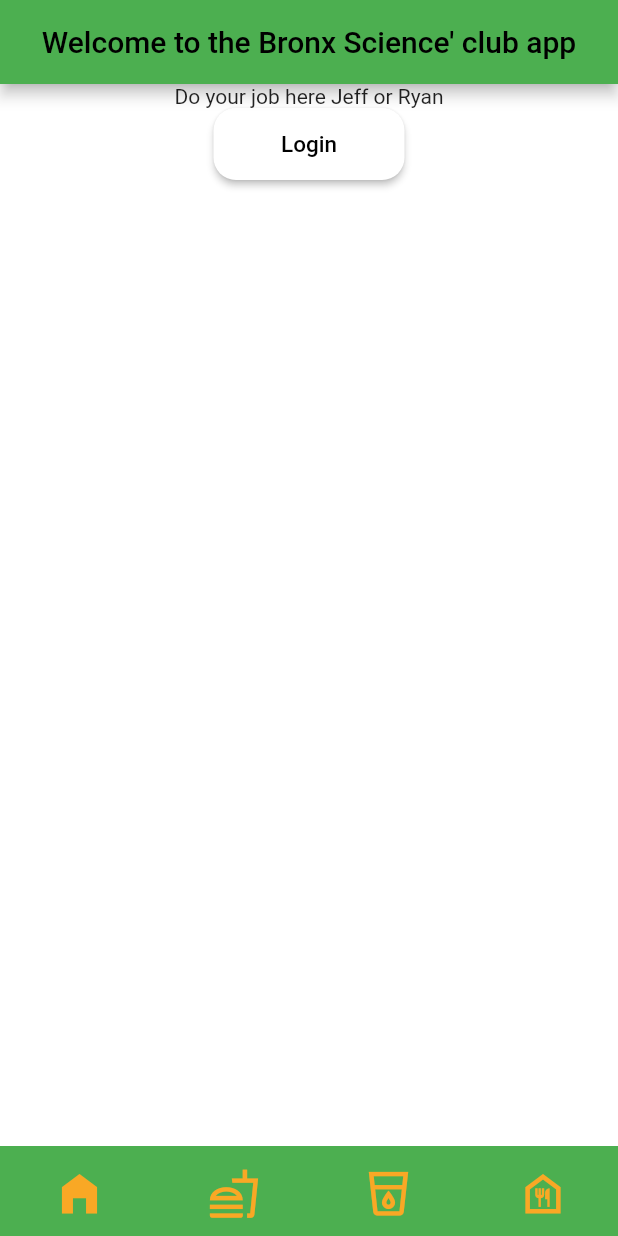
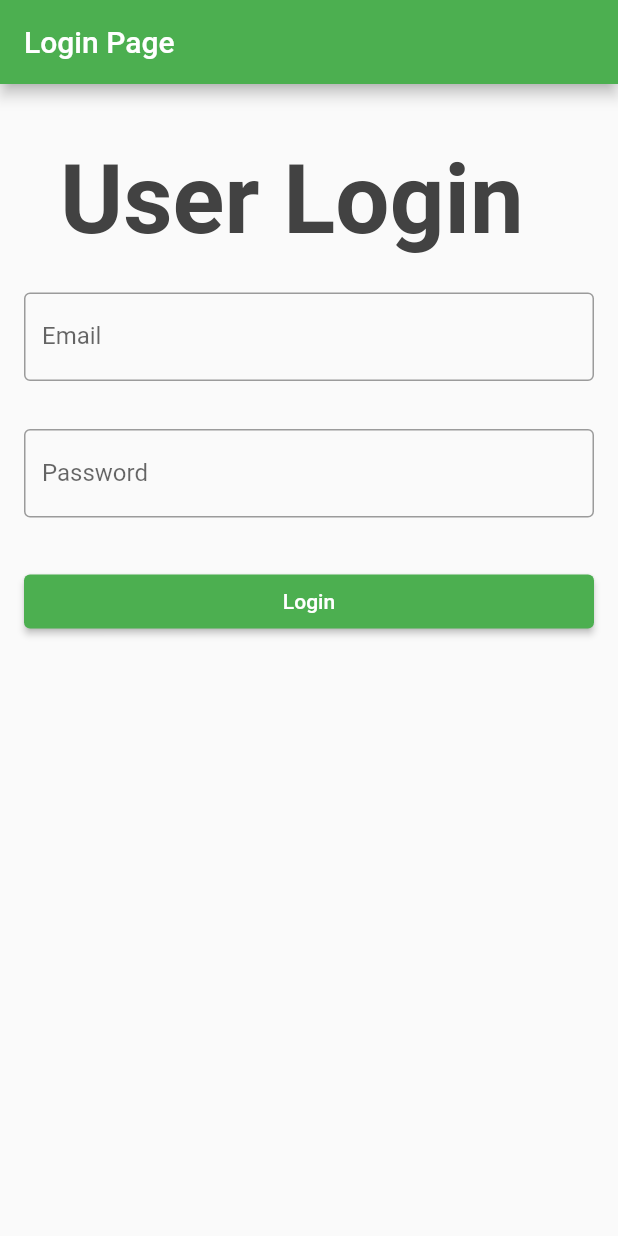
Before and after one commit to aaronkk2049/midyear, a Flutter app: the screen it shows after launch, after a tap on "Login", on a phone screen of 412 x 824 dp. Run offline on Flutter 3.47's test engine with Material 2 defaults, Android fonts, the phone set to English and light mode, and no system bars; our stand-ins replace sqflite; missing offline and left inert: postgres; accounts and stored records are empty.

Commit message:
working login

```diff
--- a/lib/main.dart
+++ b/lib/main.dart
@@ -3,8 +3,7 @@ import 'package:postgres/postgres.dart';
 import 'User.dart';
 import 'Club.dart';
 
-var databaseConnection = PostgreSQLConnection(
-    'localhost', 5432, 'midyear',
+var databaseConnection = PostgreSQLConnection('localhost', 5432, 'midyear',
     queryTimeoutInSeconds: 3600,
     timeoutInSeconds: 3600,
     username: 'postgres',
@@ -16,6 +15,7 @@ initDatabaseConnection() async {
 }
 
 void main() => runApp(const ClubApp());
+
 class ClubApp extends StatelessWidget {
   const ClubApp({super.key});
   @override
@@ -29,27 +29,33 @@ class ClubApp extends StatelessWidget {
           secondary: Colors.yellow,
         ),
       ),
-      home: const MyHomePage(title: 'Welcome to the Bronx Science\' club app'),
+      // home: const MyHomePage(title: 'Welcome to the Bronx Science\' club app'),
+      home: LoginPage(),
     );
   }
 }
 
 class MyHomePage extends StatefulWidget {
-  const MyHomePage({super.key, required this.title});
+  const MyHomePage({super.key, required this.title, required this.user});
   final String title;
+  final User user;
 
   @override
   State<MyHomePage> createState() => _MyHomePageState();
 }
 
 class _MyHomePageState extends State<MyHomePage> {
+  _MyHomePageState() {
+    index = 0;
+    screens = [
+      () => const HomePage(),
+      () => StatusPage(currentUser: widget.user),
+      () => const SearchPage(),
+      () => InformationPage(currentUser: widget.user),
+    ];
+  }
   int index = 0;
-  List screens = [
-    const HomePage(),
-    const StatusPage(),
-    const SearchPage(),
-    const InformationPage(),
-  ];
+  List screens = [];
 
   @override
   Widget build(BuildContext context) {
@@ -64,8 +70,7 @@ class _MyHomePageState extends State<MyHomePage> {
         centerTitle: true,
         toolbarOpacity: 0.9,
       ),
-      body: screens[index],
-
+      body: screens[index](),
       bottomNavigationBar: buildMyNavigationBar(context),
     );
   }
@@ -179,8 +184,8 @@ class HomePage extends StatelessWidget {
                     username: "postgres", password: "12131213ok!");
                 await connection.open();
                 List<Map<String, Map<String, dynamic>>> result =
-                    await connection.mappedResultsQuery(
-                        'SELECT name FROM public."Users"');
+                    await connection
+                        .mappedResultsQuery('SELECT name FROM public."Users"');
                 print(result);
               },
               child: const Text(
@@ -196,14 +201,13 @@ class HomePage extends StatelessWidget {
               ),
             ),
           ],
-
         )));
   }
 }
 
 class StatusPage extends StatelessWidget {
-  const StatusPage({Key? key}) : super(key: key);
-  static User currentUser =User(true,'Aaron','239862956','kima13@bxscience.edu','C11',false);
+  User currentUser;
+  StatusPage({Key? key, required this.currentUser}) : super(key: key);
   @override
   Widget build(BuildContext context) {
     return Container(
@@ -219,7 +223,8 @@ class StatusPage extends StatelessWidget {
     );
   }
 }
-class SearchPage extends StatelessWidget{
+
+class SearchPage extends StatelessWidget {
   const SearchPage({Key? key}) : super(key: key);
   @override
   Widget build(BuildContext context) {
@@ -231,10 +236,7 @@ class SearchPage extends StatelessWidget{
         actions: [
           IconButton(
             onPressed: () {
-              showSearch(
-                  context: context,
-                  delegate: SearchBar()
-              );
+              showSearch(context: context, delegate: SearchBar());
             },
             icon: const Icon(Icons.search),
           )
@@ -243,6 +245,7 @@ class SearchPage extends StatelessWidget{
     );
   }
 }
+
 class SearchBar extends SearchDelegate {
 // Demo list to show querying
   List<String> searchTerms = [
@@ -318,9 +321,11 @@ class SearchBar extends SearchDelegate {
     );
   }
 }
-class InformationPage extends StatelessWidget{
-  const InformationPage({Key? key}) : super(key: key);
-  static User currentUser =User(true,'Aaron','239862956','kima13@bxscience.edu','C11',false);
+
+class InformationPage extends StatelessWidget {
+  const InformationPage({Key? key, required this.currentUser})
+      : super(key: key);
+  final User currentUser;
   @override
   Widget build(BuildContext context) {
     return Container(
@@ -336,3 +341,135 @@ class InformationPage extends StatelessWidget{
     );
   }
 }
+
+dynamic getConnection(BuildContext context) {
+  bool isIOS = Theme.of(context).platform == TargetPlatform.iOS;
+  String hostURL = "10.0.2.2";
+  if (isIOS) hostURL = "localhost";
+  return PostgreSQLConnection(hostURL, 5432, "mydb",
+      username: "postgres", password: "123");
+}
+
+class LoginPage extends StatefulWidget {
+  @override
+  _LoginPageState createState() => _LoginPageState();
+}
+
+class _LoginPageState extends State<LoginPage> {
+  String enteredEm = "";
+  String enteredPw = "";
+
+  @override
+  Widget build(BuildContext context) {
+    return Scaffold(
+        appBar: AppBar(title: const Text("Login Page")),
+        body: ListView(children: <Widget>[
+          Padding(
+              padding: EdgeInsets.fromLTRB(40, 40, 40, 8),
+              child: Text("User Login",
+                  style: TextStyle(
+                      fontWeight: FontWeight.bold,
+                      fontSize: 64,
+                      color: Colors.grey[800]))),
+          Padding(
+              padding: EdgeInsets.all(16),
+              child: TextField(
+                  decoration: const InputDecoration(
+                      border: OutlineInputBorder(), labelText: 'Email'),
+                  onChanged: (String email) async {
+                    enteredEm = email;
+                  })),
+          Padding(
+              padding: EdgeInsets.all(16),
+              child: TextField(
+                  obscureText: true,
+                  decoration: const InputDecoration(
+                      border: OutlineInputBorder(), labelText: 'Password'),
+                  onChanged: (String pass) async {
+                    enteredPw = pass;
+                  })),
+          Container(
+              padding: EdgeInsets.all(16),
+              width: 100,
+              child: ElevatedButton(
+                  child: const Text("Login"),
+                  onPressed: () async {
+                    var DB = getConnection(context);
+                    await DB.open();
+                    List<Map<String, Map<String, dynamic>>> result = await DB
+                        .mappedResultsQuery(
+                            'SELECT * FROM Users WHERE email = @aEmail',
+                            substitutionValues: {
+                          "aEmail": enteredEm,
+                        });
+                    if (result.isEmpty) {
+                      showDialog<String>(
+                          context: context,
+                          builder: (BuildContext context) =>
+                              alert(context, 'dne'));
+                    } else {
+                      print(result);
+                      Map<String, dynamic> userinfo = result[0]['users']!;
+                      if (userinfo['password'] != (enteredPw)) {
+                        showDialog<String>(
+                            context: context,
+                            builder: (BuildContext context) =>
+                                alert(context, 'no match'));
+                      }
+                      if (userinfo['password'] == (enteredPw)) {
+                        User u = User(
+                            userinfo['status'],
+                            userinfo['name'],
+                            userinfo['osis'],
+                            userinfo['email'],
+                            userinfo['homeroom'],
+                            userinfo['detention'],
+                            userinfo['password']);
+
+                        Navigator.of(context).push(MaterialPageRoute(
+                            builder: (context) => MyHomePage(
+                                title: 'Welcome to the Bronx Science club app',
+                                user: u)));
+                      }
+                    }
+                  })),
+        ]));
+  }
+}
+
+Widget alert(BuildContext context, String n) {
+  switch (n) {
+    case "dne":
+      {
+        return AlertDialog(
+            title: const Text('Error'),
+            content: const Text('Email does not exist, please register'),
+            actions: <Widget>[
+              TextButton(
+                  child: const Text('OK'),
+                  onPressed: () {
+                    Navigator.pop(context);
+                  })
+            ]);
+      }
+    case "no match":
+      {
+        return AlertDialog(
+            title: const Text('Error'),
+            content: const Text('Password is wrong, try again'),
+            actions: <Widget>[
+              TextButton(
+                  child: const Text('OK'),
+                  onPressed: () {
+                    Navigator.pop(context);
+                  })
+            ]);
+      }
+    default:
+      return Scaffold(
+          appBar: AppBar(
+            title: const Text("ni hao"),
+          ),
+          body: const Text("hi"));
+  }
+}
```
Lines whose indentation alone changed are shown as unchanged.
